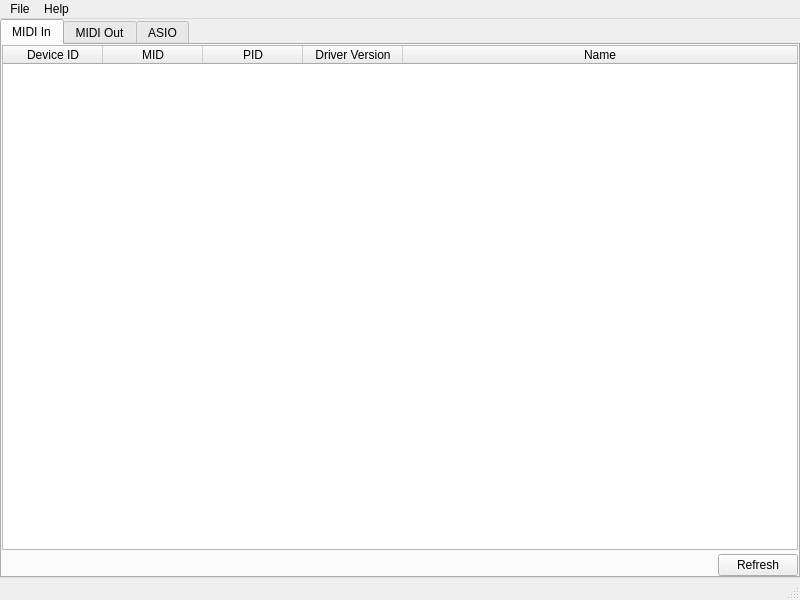
Before: the Qt Designer form latencytest/ui/ltmainwindowui.ui in lancegilbert/LatencyTest, drawn with Qt 5.
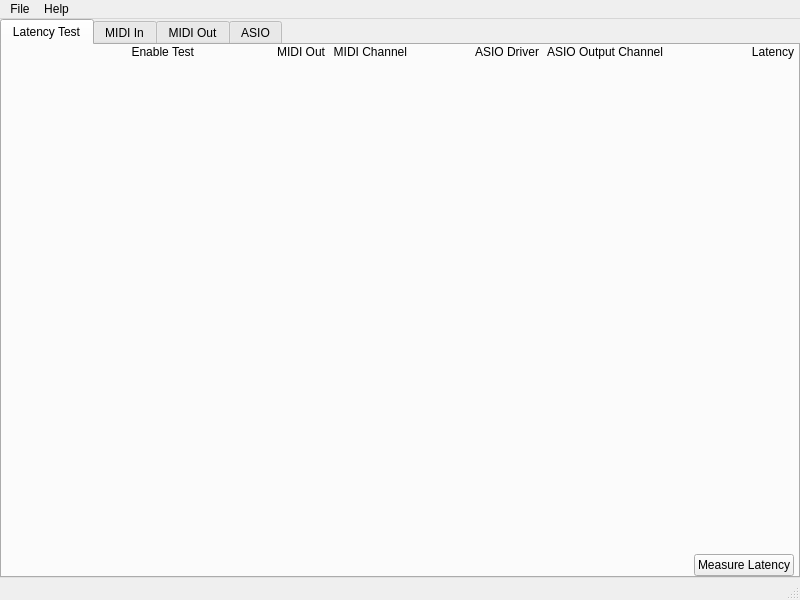
After: the same form once the commit is applied.

Commit message: Further work on LatencyTest panel

```diff
--- a/latencytest/ui/ltmainwindowui.ui
+++ b/latencytest/ui/ltmainwindowui.ui
@@ -41,6 +41,193 @@
       <property name="currentIndex">
        <number>0</number>
       </property>
+      <widget class="QWidget" name="latencyTestTab">
+       <attribute name="title">
+        <string>Latency Test</string>
+       </attribute>
+       <layout class="QVBoxLayout" name="verticalLayout_3">
+        <property name="leftMargin">
+         <number>4</number>
+        </property>
+        <property name="topMargin">
+         <number>0</number>
+        </property>
+        <property name="rightMargin">
+         <number>4</number>
+        </property>
+        <property name="bottomMargin">
+         <number>0</number>
+        </property>
+        <item>
+         <layout class="QGridLayout" name="latencyTestGridLayout">
+          <property name="horizontalSpacing">
+           <number>8</number>
+          </property>
+          <property name="verticalSpacing">
+           <number>6</number>
+          </property>
+          <item row="1" column="0">
+           <spacer name="latencyTestHorizSpacer">
+            <property name="orientation">
+             <enum>Qt::Horizontal</enum>
+            </property>
+            <property name="sizeType">
+             <enum>QSizePolicy::MinimumExpanding</enum>
+            </property>
+            <property name="sizeHint" stdset="0">
+             <size>
+              <width>1</width>
+              <height>1</height>
+             </size>
+            </property>
+           </spacer>
+          </item>
+          <item row="1" column="5">
+           <spacer name="latencyTestVertSpacer">
+            <property name="orientation">
+             <enum>Qt::Vertical</enum>
+            </property>
+            <property name="sizeType">
+             <enum>QSizePolicy::MinimumExpanding</enum>
+            </property>
+            <property name="sizeHint" stdset="0">
+             <size>
+              <width>1</width>
+              <height>1</height>
+             </size>
+            </property>
+           </spacer>
+          </item>
+          <item row="0" column="3">
+           <widget class="QLabel" name="label_3">
+            <property name="sizePolicy">
+             <sizepolicy hsizetype="Minimum" vsizetype="Minimum">
+              <horstretch>0</horstretch>
+              <verstretch>0</verstretch>
+             </sizepolicy>
+            </property>
+            <property name="text">
+             <string>MIDI Channel</string>
+            </property>
+            <property name="alignment">
+             <set>Qt::AlignRight|Qt::AlignTrailing|Qt::AlignVCenter</set>
+            </property>
+           </widget>
+          </item>
+          <item row="0" column="7">
+           <widget class="QLabel" name="label_5">
+            <property name="sizePolicy">
+             <sizepolicy hsizetype="MinimumExpanding" vsizetype="Minimum">
+              <horstretch>0</horstretch>
+              <verstretch>0</verstretch>
+             </sizepolicy>
+            </property>
+            <property name="text">
+             <string>Latency</string>
+            </property>
+            <property name="alignment">
+             <set>Qt::AlignRight|Qt::AlignTrailing|Qt::AlignVCenter</set>
+            </property>
+           </widget>
+          </item>
+          <item row="0" column="1">
+           <widget class="QLabel" name="label_6">
+            <property name="sizePolicy">
+             <sizepolicy hsizetype="Minimum" vsizetype="Minimum">
+              <horstretch>0</horstretch>
+              <verstretch>0</verstretch>
+             </sizepolicy>
+            </property>
+            <property name="text">
+             <string>Enable Test</string>
+            </property>
+            <property name="alignment">
+             <set>Qt::AlignRight|Qt::AlignTrailing|Qt::AlignVCenter</set>
+            </property>
+           </widget>
+          </item>
+          <item row="0" column="5">
+           <widget class="QLabel" name="label_4">
+            <property name="sizePolicy">
+             <sizepolicy hsizetype="Minimum" vsizetype="Minimum">
+              <horstretch>0</horstretch>
+              <verstretch>0</verstretch>
+             </sizepolicy>
+            </property>
+            <property name="text">
+             <string>ASIO Output Channel</string>
+            </property>
+            <property name="alignment">
+             <set>Qt::AlignRight|Qt::AlignTrailing|Qt::AlignVCenter</set>
+            </property>
+           </widget>
+          </item>
+          <item row="0" column="2">
+           <widget class="QLabel" name="label">
+            <property name="sizePolicy">
+             <sizepolicy hsizetype="MinimumExpanding" vsizetype="Minimum">
+              <horstretch>0</horstretch>
+              <verstretch>0</verstretch>
+             </sizepolicy>
+            </property>
+            <property name="text">
+             <string>MIDI Out</string>
+            </property>
+            <property name="alignment">
+             <set>Qt::AlignRight|Qt::AlignTrailing|Qt::AlignVCenter</set>
+            </property>
+           </widget>
+          </item>
+          <item row="0" column="4">
+           <widget class="QLabel" name="label_2">
+            <property name="sizePolicy">
+             <sizepolicy hsizetype="MinimumExpanding" vsizetype="Minimum">
+              <horstretch>0</horstretch>
+              <verstretch>0</verstretch>
+             </sizepolicy>
+            </property>
+            <property name="text">
+             <string>ASIO Driver</string>
+            </property>
+            <property name="alignment">
+             <set>Qt::AlignRight|Qt::AlignTrailing|Qt::AlignVCenter</set>
+            </property>
+           </widget>
+          </item>
+         </layout>
+        </item>
+        <item>
+         <layout class="QHBoxLayout" name="horizontalLayout">
+          <item>
+           <spacer name="horizontalSpacer_4">
+            <property name="orientation">
+             <enum>Qt::Horizontal</enum>
+            </property>
+            <property name="sizeHint" stdset="0">
+             <size>
+              <width>40</width>
+              <height>20</height>
+             </size>
+            </property>
+           </spacer>
+          </item>
+          <item>
+           <widget class="QPushButton" name="measureLatencyButton">
+            <property name="sizePolicy">
+             <sizepolicy hsizetype="Minimum" vsizetype="Minimum">
+              <horstretch>0</horstretch>
+              <verstretch>0</verstretch>
+             </sizepolicy>
+            </property>
+            <property name="text">
+             <string>Measure Latency</string>
+            </property>
+           </widget>
+          </item>
+         </layout>
+        </item>
+       </layout>
+      </widget>
       <widget class="QWidget" name="midiInTab">
        <property name="sizePolicy">
         <sizepolicy hsizetype="MinimumExpanding" vsizetype="MinimumExpanding">
@@ -56,13 +243,13 @@
          <number>4</number>
         </property>
         <property name="leftMargin">
-         <number>0</number>
+         <number>4</number>
         </property>
         <property name="topMargin">
          <number>0</number>
         </property>
         <property name="rightMargin">
-         <number>0</number>
+         <number>4</number>
         </property>
         <property name="bottomMargin">
          <number>0</number>
```
Left out of the diff: 16 changed lines with no effect on the pictures. The commit also changes 6 other files.
